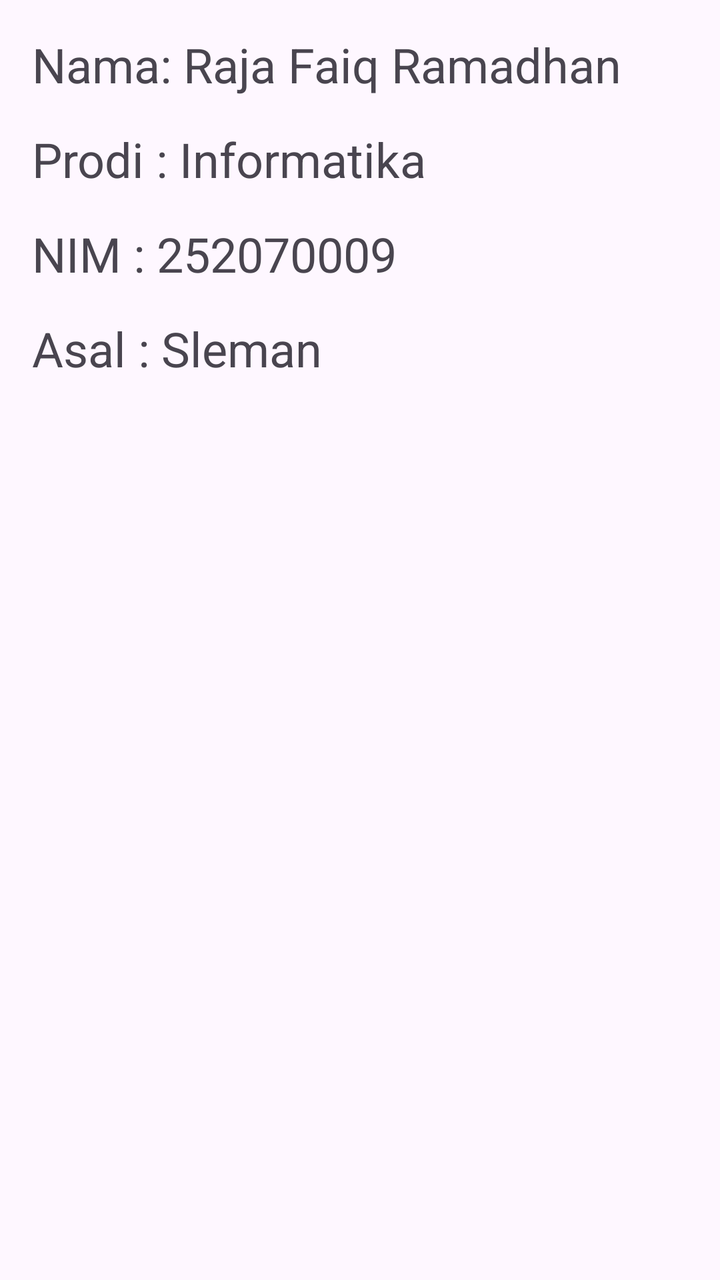
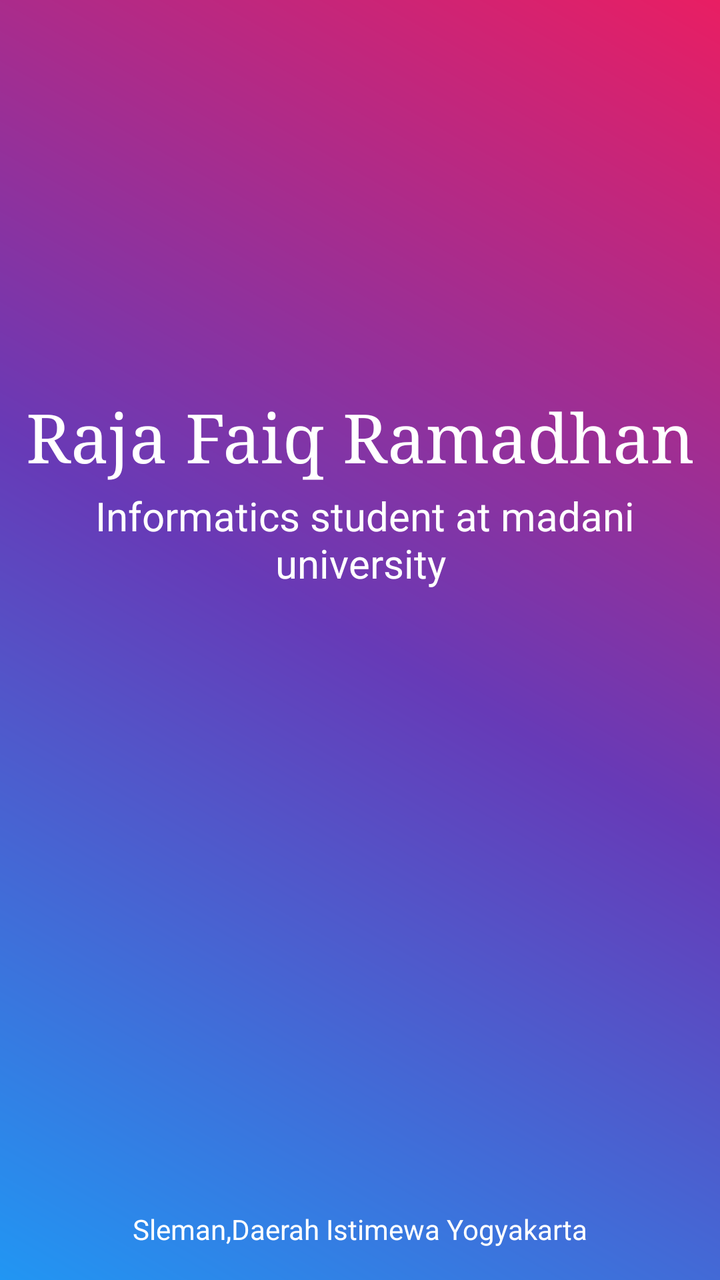

Compare the two renders of this Android layout. The source of the first and the diff that turns it into the second are given below.
<!-- AndroidManifest.xml: application theme Theme.BiodataDiri -->
<!-- res/layout/activity_main.xml -->
<?xml version="1.0" encoding="utf-8"?>
<androidx.constraintlayout.widget.ConstraintLayout xmlns:android="http://schemas.android.com/apk/res/android"
    xmlns:app="http://schemas.android.com/apk/res-auto"
    xmlns:tools="http://schemas.android.com/tools"
    android:id="@+id/main"
    android:layout_width="match_parent"
    android:layout_height="match_parent"
    tools:context=".MainActivity">

    <TextView
        android:id="@+id/textView"
        android:layout_width="wrap_content"
        android:layout_height="wrap_content"
        android:layout_marginStart="16dp"
        android:layout_marginTop="16dp"
        android:text="Nama: Raja Faiq Ramadhan"
        android:textSize="24sp"
        app:layout_constraintStart_toStartOf="parent"
        app:layout_constraintTop_toTopOf="parent" />

    <TextView
        android:id="@+id/textView2"
        android:layout_width="wrap_content"
        android:layout_height="wrap_content"
        android:layout_marginStart="16dp"
        android:layout_marginTop="15dp"
        android:text="Prodi : Informatika"
        android:textSize="24sp"
        app:layout_constraintStart_toStartOf="parent"
        app:layout_constraintTop_toBottomOf="@+id/textView" />

    <TextView
        android:id="@+id/textView3"
        android:layout_width="wrap_content"
        android:layout_height="wrap_content"
        android:layout_marginStart="16dp"
        android:layout_marginTop="15dp"
        android:text="NIM : 252070009"
        android:textSize="24sp"
        app:layout_constraintStart_toStartOf="parent"
        app:layout_constraintTop_toBottomOf="@+id/textView2" />

    <TextView
        android:id="@+id/textView4"
        android:layout_width="wrap_content"
        android:layout_height="wrap_content"
        android:layout_marginStart="16dp"
        android:layout_marginTop="15dp"
        android:text="Asal : Sleman"
        android:textSize="24sp"
        app:layout_constraintStart_toStartOf="parent"
        app:layout_constraintTop_toBottomOf="@+id/textView3" />
</androidx.constraintlayout.widget.ConstraintLayout>
<!-- resources referenced by this layout -->
<resources>
  <style name="Theme.BiodataDiri" parent="Base.Theme.BiodataDiri" />
  <style name="Base.Theme.BiodataDiri" parent="Theme.Material3.DayNight.NoActionBar">
          
          
      </style>
</resources>

<!-- the commit's change to res/layout/activity_main.xml (unified diff, before → after) -->
@@ -5,16 +5,19 @@
     android:id="@+id/main"
     android:layout_width="match_parent"
     android:layout_height="match_parent"
+    android:background="@drawable/bg_gradient"
     tools:context=".MainActivity">
 
     <TextView
         android:id="@+id/textView"
         android:layout_width="wrap_content"
         android:layout_height="wrap_content"
-        android:layout_marginStart="16dp"
-        android:layout_marginTop="16dp"
-        android:text="Nama: Raja Faiq Ramadhan"
-        android:textSize="24sp"
+        android:layout_marginTop="196dp"
+        android:fontFamily="serif"
+        android:text="Raja Faiq Ramadhan"
+        android:textColor="@color/white"
+        android:textSize="34sp"
+        app:layout_constraintEnd_toEndOf="parent"
         app:layout_constraintStart_toStartOf="parent"
         app:layout_constraintTop_toTopOf="parent" />
 
@@ -22,32 +25,80 @@
         android:id="@+id/textView2"
         android:layout_width="wrap_content"
         android:layout_height="wrap_content"
-        android:layout_marginStart="16dp"
-        android:layout_marginTop="15dp"
-        android:text="Prodi : Informatika"
-        android:textSize="24sp"
+        android:layout_marginTop="4dp"
+        android:gravity="center"
+        android:text=" Informatics student at madani university"
+        android:textColor="@color/white"
+        android:textSize="20sp"
+        app:layout_constraintEnd_toEndOf="parent"
         app:layout_constraintStart_toStartOf="parent"
         app:layout_constraintTop_toBottomOf="@+id/textView" />
 
     <TextView
-        android:id="@+id/textView3"
+        android:id="@+id/textView5"
         android:layout_width="wrap_content"
         android:layout_height="wrap_content"
-        android:layout_marginStart="16dp"
-        android:layout_marginTop="15dp"
-        android:text="NIM : 252070009"
-        android:textSize="24sp"
+        android:layout_marginBottom="16dp"
+        android:text="Sleman,Daerah Istimewa Yogyakarta"
+        android:textColor="@color/white"
+        app:layout_constraintBottom_toBottomOf="parent"
+        app:layout_constraintEnd_toEndOf="parent"
+        app:layout_constraintStart_toStartOf="parent" />
+
+    <ImageView
+        android:id="@+id/imageView4"
+        android:layout_width="50dp"
+        android:layout_height="50dp"
+        android:layout_marginStart="23dp"
+        android:layout_marginTop="21dp"
+        android:layout_marginEnd="49dp"
+        android:layout_marginBottom="389dp"
+        android:contentDescription="Instagram"
+        android:src="@drawable/instagram"
+        app:layout_constraintBottom_toBottomOf="parent"
+        app:layout_constraintEnd_toStartOf="@+id/imageView"
         app:layout_constraintStart_toStartOf="parent"
         app:layout_constraintTop_toBottomOf="@+id/textView2" />
 
-    <TextView
-        android:id="@+id/textView4"
-        android:layout_width="wrap_content"
-        android:layout_height="wrap_content"
-        android:layout_marginStart="16dp"
-        android:layout_marginTop="15dp"
-        android:text="Asal : Sleman"
-        android:textSize="24sp"
-        app:layout_constraintStart_toStartOf="parent"
-        app:layout_constraintTop_toBottomOf="@+id/textView3" />
+    <ImageView
+        android:id="@+id/imageView"
+        android:layout_width="50dp"
+        android:layout_height="50dp"
+        android:layout_marginTop="20dp"
+        android:layout_marginEnd="68dp"
+        android:layout_marginBottom="354dp"
+        android:contentDescription="github"
+        android:src="@drawable/github"
+        app:layout_constraintBottom_toTopOf="@+id/textView5"
+        app:layout_constraintEnd_toStartOf="@+id/imageView2"
+        app:layout_constraintTop_toBottomOf="@+id/textView2"
+        tools:ignore="MissingConstraints" />
+
+    <ImageView
+        android:id="@+id/imageView2"
+        android:layout_width="50dp"
+        android:layout_height="50dp"
+        android:layout_marginTop="20dp"
+        android:layout_marginEnd="51dp"
+        android:layout_marginBottom="354dp"
+        android:contentDescription="whatsapp"
+        android:src="@drawable/whatsapp"
+        app:layout_constraintBottom_toTopOf="@+id/textView5"
+        app:layout_constraintEnd_toStartOf="@+id/imageView3"
+        app:layout_constraintTop_toBottomOf="@+id/textView2" />
+
+    <ImageView
+        android:id="@+id/imageView3"
+        android:layout_width="50dp"
+        android:layout_height="50dp"
+        android:layout_marginTop="20dp"
+        android:layout_marginEnd="20dp"
+        android:layout_marginBottom="389dp"
+        android:contentDescription="tiktok"
+        android:src="@drawable/tiktok"
+        app:layout_constraintBottom_toBottomOf="parent"
+        app:layout_constraintEnd_toEndOf="parent"
+        app:layout_constraintTop_toBottomOf="@+id/textView2" />
+
+
 </androidx.constraintlayout.widget.ConstraintLayout>
<!-- resource entries referenced after the edit -->
@@ -1,5 +1,23 @@
 <!-- resources referenced by this layout -->
 <resources>
+  <color name="white">#FFFFFFFF</color>
+  <!-- drawable bg_gradient (drawable) -->
+  <?xml version="1.0" encoding="utf-8"?>
+  <shape xmlns:android="http://schemas.android.com/apk/res/android"
+      android:shape="rectangle">
+  
+      <gradient
+          android:startColor="#2196F3"
+          android:centerColor="#673AB7"
+          android:endColor="#E91E63"
+          android:angle="45"
+          android:type="linear" />
+  
+  </shape>
+  <!-- drawable github: png bitmap (drawable, 15311 bytes) -->
+  <!-- drawable instagram: png bitmap (drawable, 18166 bytes) -->
+  <!-- drawable tiktok: png bitmap (drawable, 14180 bytes) -->
+  <!-- drawable whatsapp: png bitmap (drawable, 17491 bytes) -->
   <style name="Theme.BiodataDiri" parent="Base.Theme.BiodataDiri" />
   <style name="Base.Theme.BiodataDiri" parent="Theme.Material3.DayNight.NoActionBar">
           
